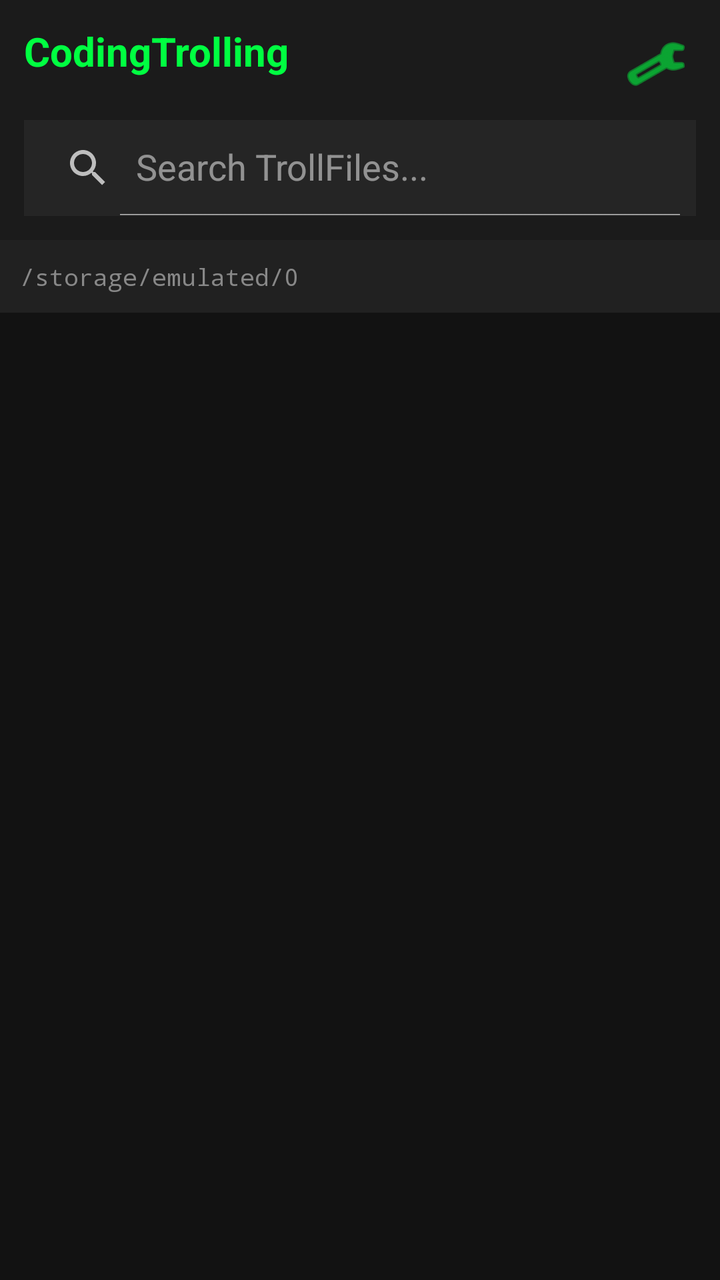
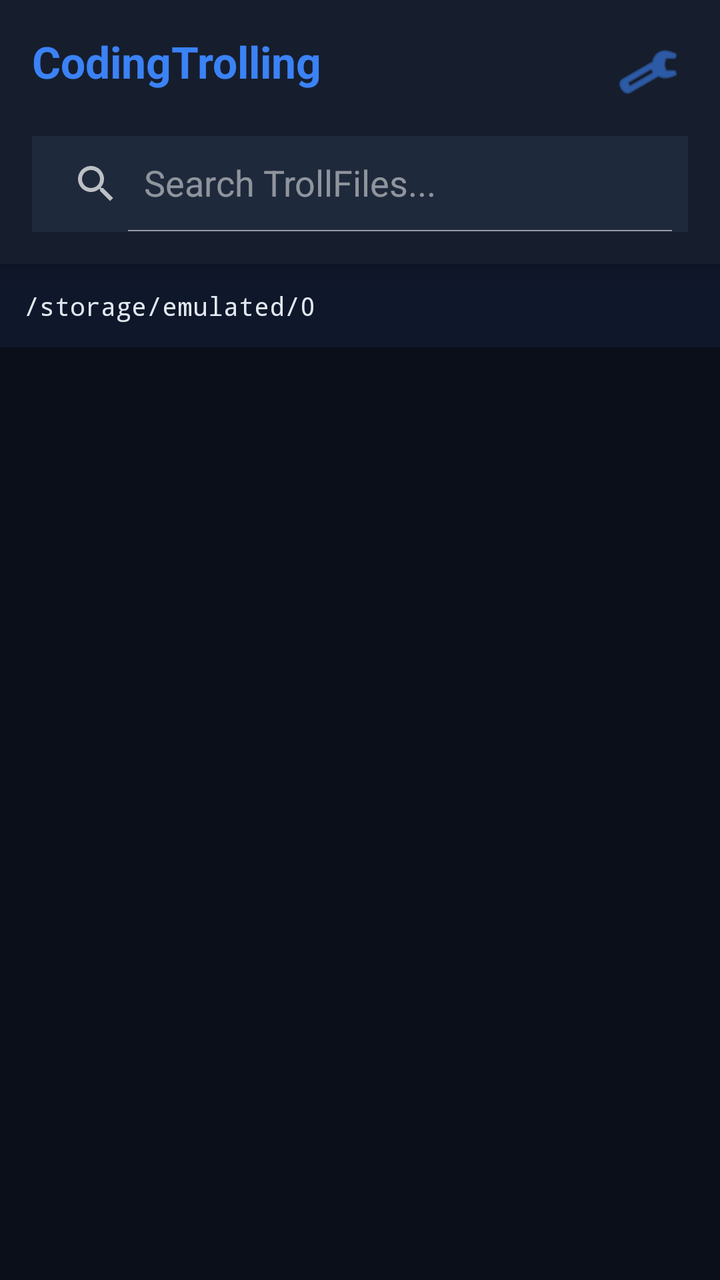

Two renders of the same Android screen: before a commit and after it. Below are the layout's source before the change and the commit's diff.
<!-- AndroidManifest.xml: application theme Theme.AppCompat.Light.DarkActionBar -->
<!-- res/layout/activity_main.xml -->
<?xml version="1.0" encoding="utf-8"?>
<androidx.constraintlayout.widget.ConstraintLayout xmlns:android="http://schemas.android.com/apk/res/android"
    xmlns:app="http://schemas.android.com/apk/res-auto"
    android:layout_width="match_parent"
    android:layout_height="match_parent"
    android:background="#121212">

    <LinearLayout
        android:id="@+id/headerBar"
        android:layout_width="match_parent"
        android:layout_height="wrap_content"
        android:background="#1B1B1B"
        android:orientation="vertical"
        android:padding="12dp"
        app:layout_constraintTop_toTopOf="parent">

        <RelativeLayout
            android:layout_width="match_parent"
            android:layout_height="wrap_content">

            <TextView
                android:layout_width="wrap_content"
                android:layout_height="wrap_content"
                android:text="CodingTrolling"
                android:textColor="#00FF41"
                android:textSize="20sp"
                android:textStyle="bold" />

            <ImageButton
                android:id="@+id/btnSettings"
                android:layout_width="40dp"
                android:layout_height="40dp"
                android:layout_alignParentEnd="true"
                android:background="?attr/selectableItemBackgroundBorderless"
                android:src="@android:drawable/ic_menu_preferences"
                app:tint="#00FF41" />
        </RelativeLayout>

        <androidx.appcompat.widget.SearchView
            android:id="@+id/searchView"
            android:layout_width="match_parent"
            android:layout_height="wrap_content"
            android:layout_marginTop="8dp"
            android:background="#252525"
            app:iconifiedByDefault="false"
            app:queryHint="Search TrollFiles..."
            app:theme="@style/ThemeOverlay.AppCompat.Dark" />
    </LinearLayout>

    <TextView
        android:id="@+id/tvCurrentPath"
        android:layout_width="match_parent"
        android:layout_height="wrap_content"
        android:background="#212121"
        android:padding="10dp"
        android:text="/storage/emulated/0"
        android:textColor="#888888"
        android:textSize="12sp"
        android:fontFamily="monospace"
        app:layout_constraintTop_toBottomOf="@id/headerBar" />

    <androidx.recyclerview.widget.RecyclerView
        android:id="@+id/recyclerView"
        android:layout_width="match_parent"
        android:layout_height="0dp"
        android:clipToPadding="false"
        android:paddingBottom="16dp"
        app:layout_constraintBottom_toBottomOf="parent"
        app:layout_constraintTop_toBottomOf="@id/tvCurrentPath" />

</androidx.constraintlayout.widget.ConstraintLayout>
<!-- resources referenced by this layout -->
<resources>

</resources>

<!-- the commit's change to res/layout/activity_main.xml (unified diff, before → after) -->
@@ -3,27 +3,30 @@
     xmlns:app="http://schemas.android.com/apk/res-auto"
     android:layout_width="match_parent"
     android:layout_height="match_parent"
-    android:background="#121212">
+    android:background="#0b0f1a">
 
     <LinearLayout
         android:id="@+id/headerBar"
         android:layout_width="match_parent"
         android:layout_height="wrap_content"
-        android:background="#1B1B1B"
+        android:background="#161e2d"
+        android:elevation="8dp"
         android:orientation="vertical"
-        android:padding="12dp"
+        android:padding="16dp"
         app:layout_constraintTop_toTopOf="parent">
 
         <RelativeLayout
             android:layout_width="match_parent"
-            android:layout_height="wrap_content">
+            android:layout_height="wrap_content"
+            android:layout_marginBottom="12dp">
 
             <TextView
+                android:id="@+id/tvBrand"
                 android:layout_width="wrap_content"
                 android:layout_height="wrap_content"
                 android:text="CodingTrolling"
-                android:textColor="#00FF41"
-                android:textSize="20sp"
+                android:textColor="#3b82f6"
+                android:textSize="22sp"
                 android:textStyle="bold" />
 
             <ImageButton
@@ -32,16 +35,15 @@
                 android:layout_height="40dp"
                 android:layout_alignParentEnd="true"
                 android:background="?attr/selectableItemBackgroundBorderless"
-                android:src="@android:drawable/ic_menu_preferences"
-                app:tint="#00FF41" />
+                android:src="@android:drawable/ic_menu_manage"
+                app:tint="#3b82f6" />
         </RelativeLayout>
 
         <androidx.appcompat.widget.SearchView
             android:id="@+id/searchView"
             android:layout_width="match_parent"
             android:layout_height="wrap_content"
-            android:layout_marginTop="8dp"
-            android:background="#252525"
+            android:background="#1e293b"
             app:iconifiedByDefault="false"
             app:queryHint="Search TrollFiles..."
             app:theme="@style/ThemeOverlay.AppCompat.Dark" />
@@ -51,11 +53,11 @@
         android:id="@+id/tvCurrentPath"
         android:layout_width="match_parent"
         android:layout_height="wrap_content"
-        android:background="#212121"
-        android:padding="10dp"
+        android:background="#0f172a"
+        android:padding="12dp"
         android:text="/storage/emulated/0"
-        android:textColor="#888888"
-        android:textSize="12sp"
+        android:textColor="#e2e8f0"
+        android:textSize="13sp"
         android:fontFamily="monospace"
         app:layout_constraintTop_toBottomOf="@id/headerBar" />
 
@@ -64,7 +66,8 @@
         android:layout_width="match_parent"
         android:layout_height="0dp"
         android:clipToPadding="false"
-        android:paddingBottom="16dp"
+        android:paddingTop="8dp"
+        android:paddingBottom="80dp"
         app:layout_constraintBottom_toBottomOf="parent"
         app:layout_constraintTop_toBottomOf="@id/tvCurrentPath" />
 
